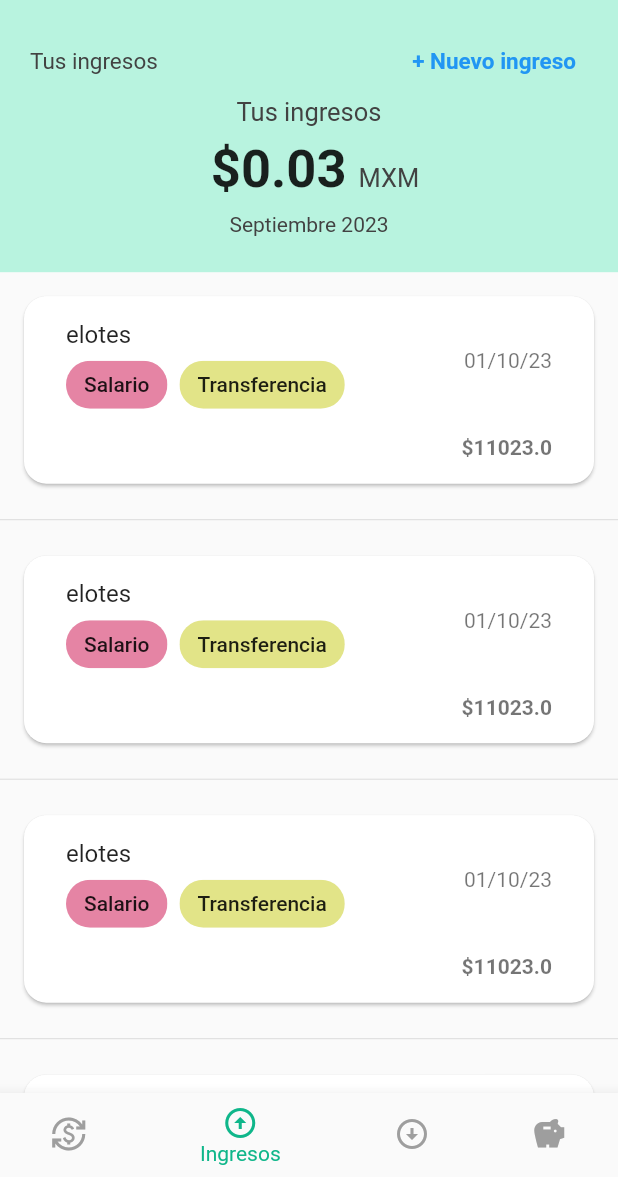
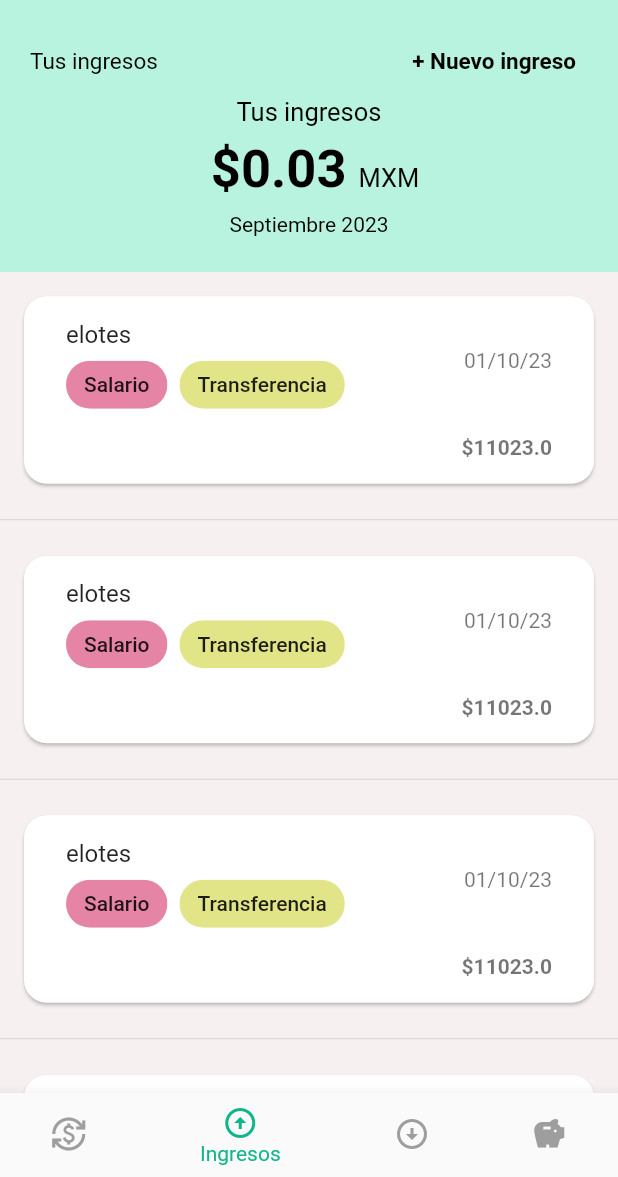
Before and after one commit to valrmzl/ProyectoMovilesVNS, a Flutter app: the screen it shows after launch, item 2 of the bottom bar chosen, on a phone screen of 412 x 824 dp, the part 59-1236 px from its top. Run offline on Flutter 3.47's test engine with Material 2 defaults, Android fonts, the phone set to English and light mode, and no system bars; our stand-ins replace bloc, carousel_slider, equatable, flutter_bloc, permission_handler, table_calendar; network calls fail.

Commit message:
mas del theme

```diff
--- a/lib/Screens/ahorros.dart
+++ b/lib/Screens/ahorros.dart
@@ -80,7 +80,7 @@ class Ahorros extends StatelessWidget {
                     child: Text(
                       r"$0.03",
                       style:
-                          TextStyle(fontSize: 35, fontWeight: FontWeight.bold),
+                          TextStyle(fontSize: 35, fontWeight: FontWeight.bold ,color: themeState.themeData.colorScheme.shadow ),
                     ),
                   ),
                   Padding(
--- a/lib/Screens/ingresos.dart
+++ b/lib/Screens/ingresos.dart
@@ -1,7 +1,9 @@
 import 'package:flutter/material.dart';
+import 'package:flutter_bloc/flutter_bloc.dart';
 import 'package:proyecto_vsn/Screens/ingreso_item.dart';
 // ignore: unused_import
 import 'package:proyecto_vsn/Screens/nuevo_ingreso.dart';
+import 'package:proyecto_vsn/theme/bloc/theme_bloc.dart';
 
 
 
@@ -15,7 +17,9 @@ class Ingresos extends StatefulWidget {
 class _IngresosState extends State<Ingresos> {
   @override
   Widget build(BuildContext context) {
-    List<String> categorias = [
+    return BlocBuilder<ThemeBloc, ThemeState>(
+      builder: (context, themeState){
+        List<String> categorias = [
       'Salario',
       'Aguinaldo',
       'Bonos',
@@ -26,7 +30,7 @@ class _IngresosState extends State<Ingresos> {
       child: Column(
         children: [
           Container(
-            color: Color.fromARGB(255, 184, 243, 223),
+            color: themeState.themeData.colorScheme.primary,
             height: MediaQuery.of(context).size.height * 0.2,
             child: Column(children: [
               Row(
@@ -37,7 +41,7 @@ class _IngresosState extends State<Ingresos> {
                     child: Text(
                       'Tus ingresos',
                       style:
-                          TextStyle(fontSize: 15, color: Colors.grey.shade800),
+                          TextStyle(fontSize: 15, color: themeState.themeData.colorScheme.shadow),
                     ),
                   ),
                   Padding(
@@ -49,13 +53,13 @@ class _IngresosState extends State<Ingresos> {
                       },
                       child: Text('+ Nuevo ingreso',
                           style: TextStyle(
-                              fontSize: 15, fontWeight: FontWeight.bold)),
+                              fontSize: 15, fontWeight: FontWeight.bold, color: themeState.themeData.colorScheme.shadow)),
                     ),
                   )
                 ],
               ),
               Text('Tus ingresos',
-                  style: TextStyle(fontSize: 17, color: Colors.grey.shade800)),
+                  style: TextStyle(fontSize: 17, color: themeState.themeData.colorScheme.shadow)),
               Row(
                 mainAxisAlignment: MainAxisAlignment.center,
                 crossAxisAlignment: CrossAxisAlignment.end,
@@ -65,22 +69,23 @@ class _IngresosState extends State<Ingresos> {
                     child: Text(
                       r"$0.03",
                       style:
-                          TextStyle(fontSize: 35, fontWeight: FontWeight.bold),
+                          TextStyle(fontSize: 35, fontWeight: FontWeight.bold, color: themeState.themeData.colorScheme.shadow),
                     ),
                   ),
                   Padding(
                     padding: const EdgeInsets.only(bottom: 13),
                     child: Text('MXM',
                         style: TextStyle(
-                            fontSize: 17, color: Colors.grey.shade800)),
+                            fontSize: 17,color: themeState.themeData.colorScheme.shadow)),
                   )
                 ],
               ),
               Text('Septiembre 2023',
-                  style: TextStyle(color: Colors.grey.shade800))
+                  style: TextStyle(color: themeState.themeData.colorScheme.shadow))
             ]),
           ),
           Container(
+            color: themeState.themeData.colorScheme.onSurfaceVariant,
   height: MediaQuery.of(context).size.height * 1,
   child: ListView.separated(
     itemCount: categorias.length,
@@ -98,14 +103,13 @@ class _IngresosState extends State<Ingresos> {
   ),
 )
 
-
-
-
-
-
         ],
       ),
     );
+
+      }
+    );
+
   }
 }
 
--- a/lib/theme/color_schemas.dart
+++ b/lib/theme/color_schemas.dart
@@ -19,7 +19,7 @@ const LightColorScheme = ColorScheme(
   background: Color(0xFFFFFBFE),
   onBackground: Color(0xFF1C1B1F),
   surface: Color(0xFFFFFBFE),
-  onSurface: Color.fromARGB(255, 255, 255, 255),
+  onSurface: Color.fromARGB(255, 246, 240, 240),
   surfaceVariant: Color.fromARGB(255, 255, 255, 255),
   shadow: Color(0xFF000000),
   scrim: Color.fromARGB(
@@ -31,7 +31,7 @@ const DarkColorScheme = ColorScheme(
   primary: Color(0xFF18453B), // Verde oscuro
   onPrimary: Color(0xFFFFFFFF), // Texto sobre el verde oscuro
   primaryContainer: Color.fromARGB(255, 11, 47, 40), // Fondo para elementos principales
-  onPrimaryContainer: Color.fromARGB(255, 255, 255, 255), // Texto sobre el fondo de elementos principales
+  onPrimaryContainer: Color.fromARGB(255, 47, 125, 121), // Texto sobre el fondo de elementos principales
   secondary: Color(0xFF2F7D79), // Verde más claro
   onSecondary: Color(0xFFFFFFFF), // Texto sobre el verde claro
   onSecondaryContainer: Color(0xFF1D192B), // Texto sobre el fondo de elementos secundarios
@@ -44,7 +44,7 @@ const DarkColorScheme = ColorScheme(
   onBackground: Color(0xFFE6E1E5), // Texto sobre el fondo de la aplicación
   surface: Color(0xFF1C1B1F), // Superficie
   onSurface: Color(0xFF2F7D79), // Texto sobre la superficie
-  surfaceVariant: Color.fromARGB(255, 90, 95, 91), // Variante de la superficie
+  surfaceVariant: Color.fromARGB(255, 198, 199, 198), // Variante de la superficie
   shadow: Color.fromARGB(255, 255, 255, 255), // Color de sombra
   scrim: Color.fromARGB(255, 255, 255, 255), // Color de la pantalla de bloqueo
 );
```
Also changed, not shown: lib/Screens/egreso_item.dart (+10 -1 lines), lib/Screens/gastos.dart (+15 -6 lines).
